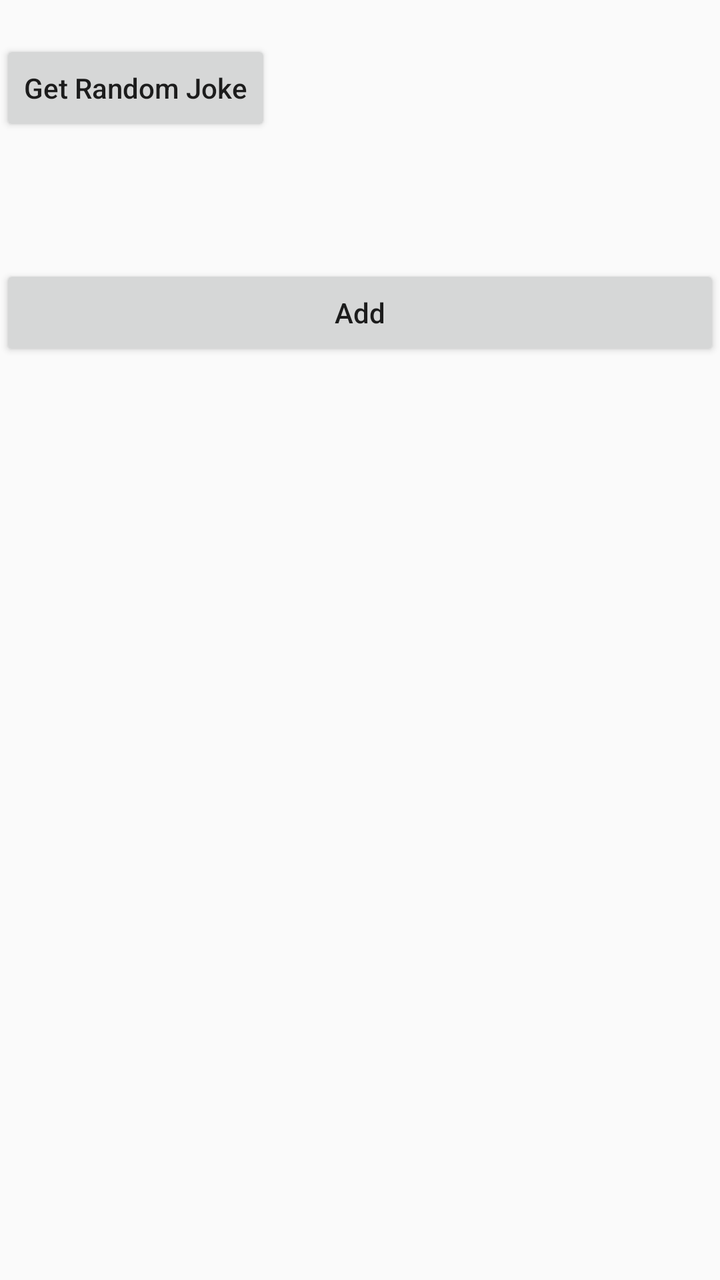
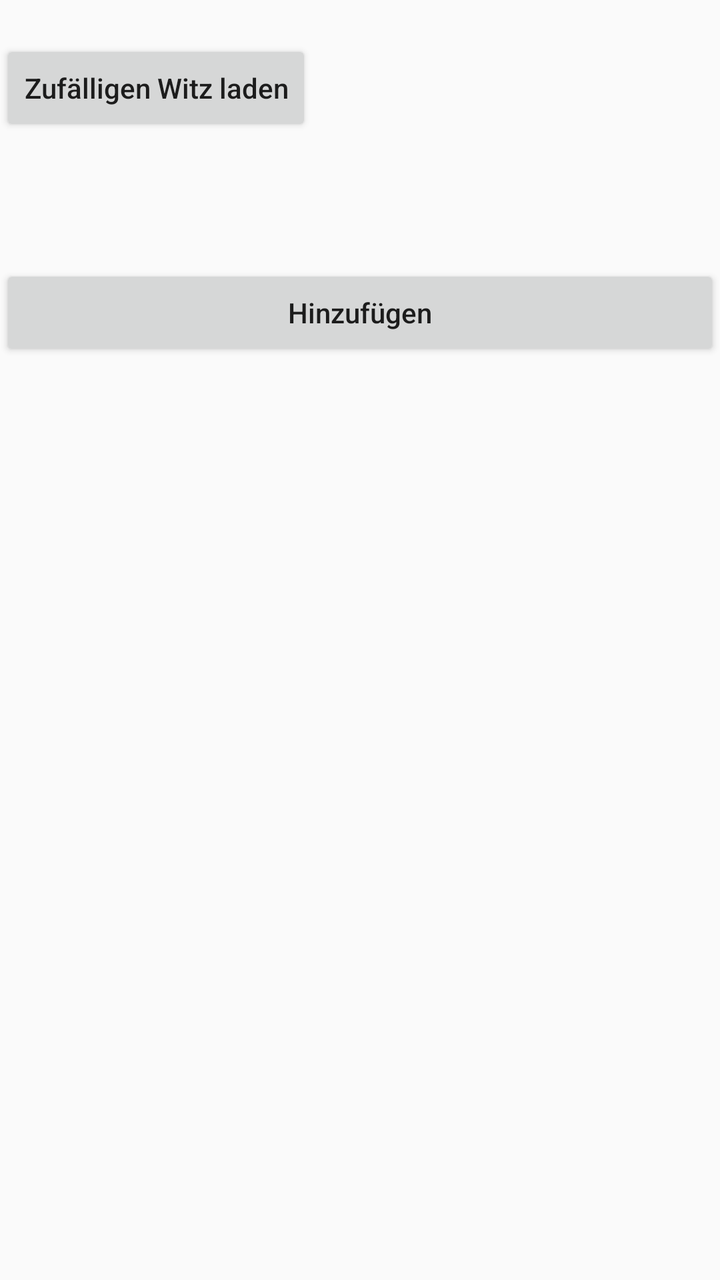

Two renders of the same Android screen: before a commit and after it. Below are the layout's source before the change and the commit's diff.
<!-- AndroidManifest.xml: activity theme Theme.LernenAPIJokes -->
<!-- res/layout/activity_main.xml -->
<?xml version="1.0" encoding="utf-8"?>
<LinearLayout xmlns:android="http://schemas.android.com/apk/res/android"
    android:orientation="vertical"
    android:layout_width="match_parent"
    android:layout_height="match_parent">
    <Button
        android:id="@+id/btnLoad"
        android:textAllCaps="false"
        android:layout_marginTop="20dp"
        android:layout_width="wrap_content"
        android:layout_height="wrap_content"
        android:text="Get Random Joke" />

    <TextView
        android:id="@+id/txtJoke"
        android:layout_width="match_parent"
        android:layout_height="wrap_content"
        android:textSize="18sp"
        android:padding="20dp" />

    <Button
        android:id="@+id/addButton"
        android:layout_width="match_parent"
        android:layout_height="wrap_content"
        android:text="Add"
        android:textAllCaps="false"/>
    <androidx.recyclerview.widget.RecyclerView
        android:id="@+id/rvFavorites"
        android:layout_width="match_parent"
        android:layout_height="match_parent"/>
</LinearLayout>
<!-- resources referenced by this layout -->
<resources>
  <style name="Theme.LernenAPIJokes" parent="android:Theme.Material.Light.NoActionBar" />
</resources>

<!-- the commit's change to res/layout/activity_main.xml (unified diff, before → after) -->
@@ -9,7 +9,7 @@
         android:layout_marginTop="20dp"
         android:layout_width="wrap_content"
         android:layout_height="wrap_content"
-        android:text="Get Random Joke" />
+        android:text="Zufälligen Witz laden" />
 
     <TextView
         android:id="@+id/txtJoke"
@@ -22,7 +22,7 @@
         android:id="@+id/addButton"
         android:layout_width="match_parent"
         android:layout_height="wrap_content"
-        android:text="Add"
+        android:text="Hinzufügen"
         android:textAllCaps="false"/>
     <androidx.recyclerview.widget.RecyclerView
         android:id="@+id/rvFavorites"
